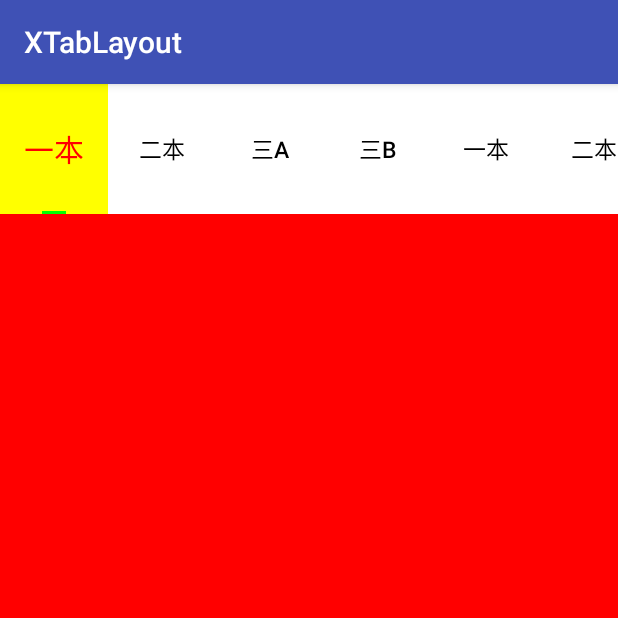
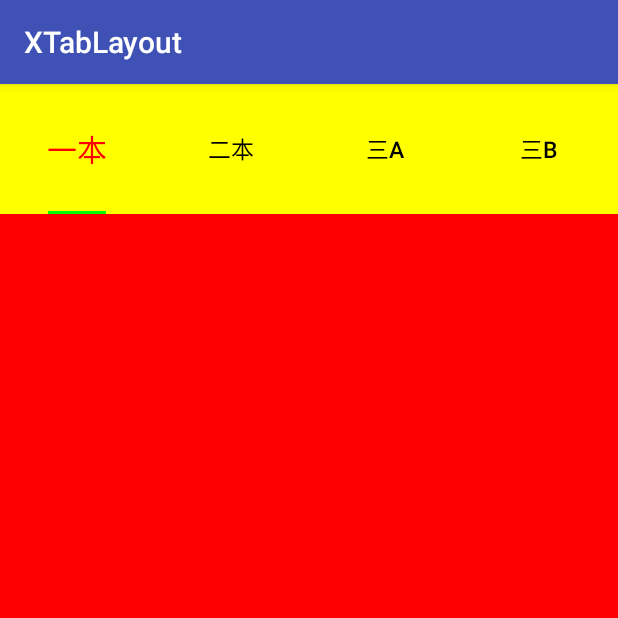
Before and after one commit to fanyis/XTabLayoute, an Android app: the screen it shows after launch (MainActivity), on a phone screen of 412 x 824 dp, the top half of it. Run offline under Robolectric (Android 15) with nearby library versions, the phone set to English and light mode, and no system bars.

Commit message:
增加指示器长度可随Tab文本长度变化的功能

```diff
--- a/app/src/main/res/layout/activity_main.xml
+++ b/app/src/main/res/layout/activity_main.xml
@@ -12,15 +12,14 @@
         android:id="@+id/xTablayout"
         android:layout_width="match_parent"
         android:layout_height="130px"
-        app:xTabBackgroundColor="#fff"
-        app:xTabSelectedBackgroundColor="#ff0"
+        app:xTabBackgroundColor="#ff0"
         app:xTabMode="scrollable"
         app:xTabIndicatorColor="#0f0"
         app:xTabIndicatorHeight="2dp"
-        app:xTabIndicatorWidth="15dp"
         app:xTabSelectedTextColor="#f00"
         app:xTabTextColor="#000"
         app:xTabTextSize="15sp"
+        app:xTabDisplayNum="4"
         app:xTabSelectedTextSize="20sp"/>
 
 
--- a/xtablayoutlibrary/src/main/java/com/androidkun/xtablayout/XTabLayout.java
+++ b/xtablayoutlibrary/src/main/java/com/androidkun/xtablayout/XTabLayout.java
@@ -8,6 +8,7 @@ import android.content.res.TypedArray;
 import android.database.DataSetObserver;
 import android.graphics.Canvas;
 import android.graphics.Paint;
+import android.graphics.Rect;
 import android.graphics.drawable.Drawable;
 import android.os.Build;
 import android.support.annotation.ColorInt;
@@ -72,6 +73,9 @@ public class XTabLayout extends HorizontalScrollView {
     private static final int DEFAULT_HEIGHT = 48; // dps
     private static final int TAB_MIN_WIDTH_MARGIN = 56; //dps
     private static final int FIXED_WRAP_GUTTER_MIN = 16; //dps
+    //当Tab被选中时文本长度大于等于Tab的宽度时，
+    // Tab会另外增加SELECT_TAB_SELECTED_ADD_WIDTH的长度
+    private static final int SELECTED_TAB_ADD_WIDTH = 30; //dps
     private static final int MOTION_NON_ADJACENT_OFFSET = 24;
 
     private static final int ANIMATION_DURATION = 300;
@@ -768,6 +772,27 @@ public class XTabLayout extends HorizontalScrollView {
 
     private void addTabView(XTabLayout.Tab tab, boolean setSelected) {
         final XTabLayout.TabView tabView = tab.mView;
+        if(mTabSelectedTextSize!=0) {
+            tabView.post(new Runnable() {
+                @Override
+                public void run() {
+                    int tabWidth = tabView.getWidth();
+                    String text = tabView.getText();
+                    if(!TextUtils.isEmpty(text)) {
+                        Paint paint = new Paint();
+                        paint.setTextSize(mTabSelectedTextSize);
+                        Rect rect = new Rect();
+                        paint.getTextBounds(text, 0, text.length(),rect);
+                        if(rect.width()>= tabWidth){
+                            tabWidth = rect.width()+dpToPx(SELECTED_TAB_ADD_WIDTH);
+                            ViewGroup.LayoutParams layoutParams = tabView.getLayoutParams();
+                            layoutParams.width = tabWidth;
+                            tabView.setLayoutParams(layoutParams);
+                        }
+                     }
+                }
+            });
+        }
         mTabStrip.addView(tabView, createLayoutParamsForTabs());
         if (setSelected) {
             tabView.setSelected(true);
@@ -1073,6 +1098,10 @@ public class XTabLayout extends HorizontalScrollView {
         @Nullable
         public Object getTag() {
             return mTag;
+        }
+
+        public int getTextWidth(){
+            return mView.getTextWidth();
         }
 
         /**
@@ -1172,6 +1201,7 @@ public class XTabLayout extends HorizontalScrollView {
             return mText;
         }
 
+
         /**
          * Set the icon displayed on this tab.
          *
@@ -1335,6 +1365,20 @@ public class XTabLayout extends HorizontalScrollView {
             setClickable(true);
         }
 
+        public String getText(){
+            return mTextView.getText().toString();
+        }
+
+        public int getTextWidth(){
+            if(TextUtils.isEmpty(mTextView.getText().toString())){
+                return 0;
+            }
+            Rect rect = new Rect();
+            String content = mTextView.getText().toString();
+            mTextView.getPaint().getTextBounds(content,0,content.length(),rect);
+            return rect.width();
+        }
+
         @Override
         public boolean performClick() {
             final boolean value = super.performClick();
@@ -1658,6 +1702,7 @@ public class XTabLayout extends HorizontalScrollView {
             if (mSelectedIndicatorWidth != width) {
                 mSelectedIndicatorWidth = width;
                 ViewCompat.postInvalidateOnAnimation(this);
+
             }
         }
 
@@ -1772,14 +1817,14 @@ public class XTabLayout extends HorizontalScrollView {
                 right = selectedTitle.getRight();
 
                 int haftWidth = 0;
-           /*     if(mSelectedIndicatorWidth!=0){
+                if(mSelectedIndicatorWidth!=0){
                     int maxWidth = mIndicatorRight-mIndicatorLeft;
                     if(maxWidth>mSelectedIndicatorWidth){
                         haftWidth = (maxWidth-mSelectedIndicatorWidth)/2;
                         left += haftWidth;
                         right -= haftWidth;
                     }
-                }*/
+                }
 
                 if (mSelectionOffset > 0f && mSelectedPosition < getChildCount() - 1) {
                     // Draw the selection partway between the tabs
@@ -1890,6 +1935,12 @@ public class XTabLayout extends HorizontalScrollView {
                         mIndicatorLeft += (maxWidth - mSelectedIndicatorWidth) / 2;
                         mIndicatorRight -= (maxWidth - mSelectedIndicatorWidth) / 2;
                     }
+                }else{
+                    int maxWidth = mIndicatorRight - mIndicatorLeft;
+                    if (maxWidth > mSelectedTab.getTextWidth()) {
+                        mIndicatorLeft += (maxWidth - mSelectedTab.getTextWidth()) / 2;
+                        mIndicatorRight -= (maxWidth - mSelectedTab.getTextWidth()) / 2;
+                    }
                 }
 
                 canvas.drawRect(mIndicatorLeft, getHeight() - mSelectedIndicatorHeight,
@@ -1941,6 +1992,7 @@ public class XTabLayout extends HorizontalScrollView {
         }
         if (mRequestedTabMinWidth != INVALID_WIDTH) {
             // If we have been given a min width, use it
+            //默认再加上一点边距
             return mRequestedTabMinWidth;
         }
         // Else, we'll use the default value
```
